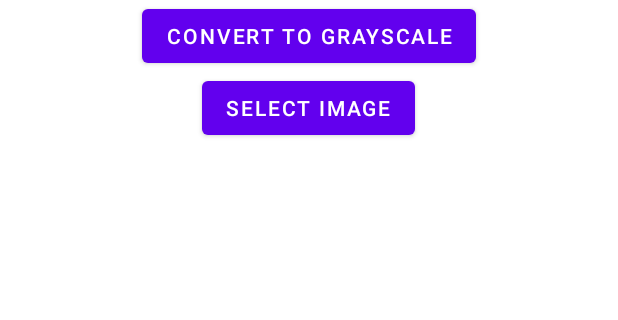
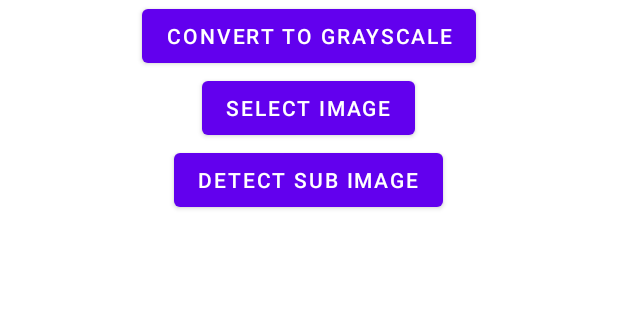
Before and after one commit to Smurfriends/NAGAJA, an Android app: the screen it shows after launch (MainActivity), on a phone screen of 412 x 824 dp, the part 192-512 px from its top. Run offline under Robolectric (Android 15) with nearby library versions, the phone set to English and light mode, and no system bars; 5 statements that could not run were skipped.

Commit message:
detect sub_image
detect sub_image in the original image

```diff
--- a/app/src/main/java/com/gachon/nagaja/MainActivity.java
+++ b/app/src/main/java/com/gachon/nagaja/MainActivity.java
@@ -14,6 +14,7 @@ import org.opencv.android.LoaderCallbackInterface;
 
 import org.opencv.android.OpenCVLoader;
 
+import org.opencv.core.DMatch;
 import org.opencv.core.Mat;
 
 import org.opencv.android.CameraBridgeViewBase;
@@ -42,9 +43,12 @@ import org.opencv.android.OpenCVLoader;
 import org.opencv.android.Utils;
 import org.opencv.core.CvType;
 import org.opencv.core.Mat;
+import org.opencv.core.MatOfByte;
 import org.opencv.imgproc.Imgproc;
 import java.io.File;
 import java.io.InputStream;
+import java.util.ArrayList;
+import java.util.List;
 
 import androidx.annotation.Nullable;
 import org.opencv.core.Core;
@@ -53,6 +57,14 @@ import org.opencv.core.MatOfInt4;
 import org.opencv.core.Point;
 //import org.opencv.imgproc.HoughLinesP;
 import org.opencv.core.Scalar;
+import org.opencv.core.Mat;
+import org.opencv.core.MatOfDMatch;
+import org.opencv.core.MatOfKeyPoint;
+import org.opencv.core.Scalar;
+import org.opencv.features2d.AKAZE;
+import org.opencv.features2d.DescriptorMatcher;
+import org.opencv.features2d.Features2d;
+import org.opencv.imgproc.Imgproc;
 
 public class MainActivity extends AppCompatActivity {
     private static final int REQUEST_CODE_PICK_IMAGE = 1;
@@ -61,6 +73,7 @@ public class MainActivity extends AppCompatActivity {
     ImageView imageView;
     Button button;
     Button selectImageButton;
+    Button detectSubImageButton;
 
     static {
         if (!OpenCVLoader.initDebug()) {
@@ -72,12 +85,24 @@ public class MainActivity extends AppCompatActivity {
 
     @Override
     protected void onCreate(Bundle savedInstanceState) {
+
+        Bitmap imageBitmap = BitmapFactory.decodeResource(getResources(), R.drawable.sample_image);
+        Bitmap subBitmap = BitmapFactory.decodeResource(getResources(), R.drawable.sub_image);
+
+        // Convert the image to grayscale using OpenCV
+        Mat fullMat = new Mat();
+        Utils.bitmapToMat(imageBitmap, fullMat);
+
+        Mat subMat = new Mat();
+        Utils.bitmapToMat(subBitmap, subMat);
+
         super.onCreate(savedInstanceState);
         setContentView(R.layout.activity_main);
 
         imageView = findViewById(R.id.imageView);
         button = findViewById(R.id.button);
         selectImageButton = findViewById(R.id.select_image_button);
+        detectSubImageButton = findViewById(R.id.detect_image_button);
 
         button.setOnClickListener(new View.OnClickListener() {
             @Override
@@ -92,7 +117,17 @@ public class MainActivity extends AppCompatActivity {
                 selectImageFromGallery();
             }
         });
+
+        detectSubImageButton.setOnClickListener(new View.OnClickListener(){
+            @Override
+            public void onClick(View v) {
+                displayOutputImage(findSubImage(fullMat, subMat, true, 0));
+            }
+        });
+
     }
+
+
 
     private void convertImageToGrayscale() {
         try {
@@ -165,4 +200,58 @@ public class MainActivity extends AppCompatActivity {
             }
         }
     }
+
+
+    public Mat findSubImage(Mat fullImage, Mat subImage, boolean useRGB, double accuracyThreshold) {
+        // Convert images to grayscale if required
+        if (!useRGB) {
+            Imgproc.cvtColor(fullImage, fullImage, Imgproc.COLOR_BGR2GRAY);
+            Imgproc.cvtColor(subImage, subImage, Imgproc.COLOR_BGR2GRAY);
+        }
+
+        // Create the AKAZE feature detector and descriptor
+        AKAZE akaze = AKAZE.create();
+
+        // Detect keypoints and compute descriptors for both images
+        MatOfKeyPoint fullImageKeypoints = new MatOfKeyPoint();
+        Mat fullImageDescriptors = new Mat();
+        akaze.detectAndCompute(fullImage, new Mat(), fullImageKeypoints, fullImageDescriptors);
+
+        MatOfKeyPoint subImageKeypoints = new MatOfKeyPoint();
+        Mat subImageDescriptors = new Mat();
+        akaze.detectAndCompute(subImage, new Mat(), subImageKeypoints, subImageDescriptors);
+
+        // Create the descriptor matcher
+        DescriptorMatcher matcher = DescriptorMatcher.create(DescriptorMatcher.BRUTEFORCE_HAMMING);
+
+        // Match the descriptors
+        MatOfDMatch matches = new MatOfDMatch();
+        matcher.match(subImageDescriptors, fullImageDescriptors, matches);
+
+        // Find good matches based on the accuracy threshold
+        List<DMatch> goodMatchesList = new ArrayList<>();
+        for (DMatch match : matches.toList()) {
+//            if (match.distance <= accuracyThreshold) {
+                goodMatchesList.add(match);
+//            }
+        }
+
+        // Draw the good matches on a new image
+        Mat outputImage = new Mat();
+        Features2d.drawMatches(subImage, subImageKeypoints, fullImage, fullImageKeypoints,
+                new MatOfDMatch(goodMatchesList.toArray(new DMatch[0])),
+                outputImage, Scalar.all(-1), Scalar.all(-1), new MatOfByte(), Features2d.DrawMatchesFlags_NOT_DRAW_SINGLE_POINTS);
+
+        return outputImage;
+    }
+
+    public void displayOutputImage(Mat outputImage) {
+        // Convert the outputImage Mat to a Bitmap
+        Bitmap outputBitmap = Bitmap.createBitmap(outputImage.cols(), outputImage.rows(), Bitmap.Config.ARGB_8888);
+        Utils.matToBitmap(outputImage, outputBitmap);
+
+        // Set the Bitmap as the content of the ImageView
+        ImageView imageView = findViewById(R.id.imageView);
+        imageView.setImageBitmap(outputBitmap);
+    }
 }
--- a/app/src/main/res/layout/activity_main.xml
+++ b/app/src/main/res/layout/activity_main.xml
@@ -27,4 +27,11 @@
         android:layout_height="wrap_content"
         android:layout_gravity="center_horizontal"
         android:text="Select Image" />
+
+    <Button
+        android:id="@+id/detect_image_button"
+        android:layout_width="wrap_content"
+        android:layout_height="wrap_content"
+        android:layout_gravity="center_horizontal"
+        android:text="Detect sub Image" />
 </LinearLayout>
```
Also changed, not shown: app/src/main/res/drawable/sub_image.jpg (added), 9 other files.
